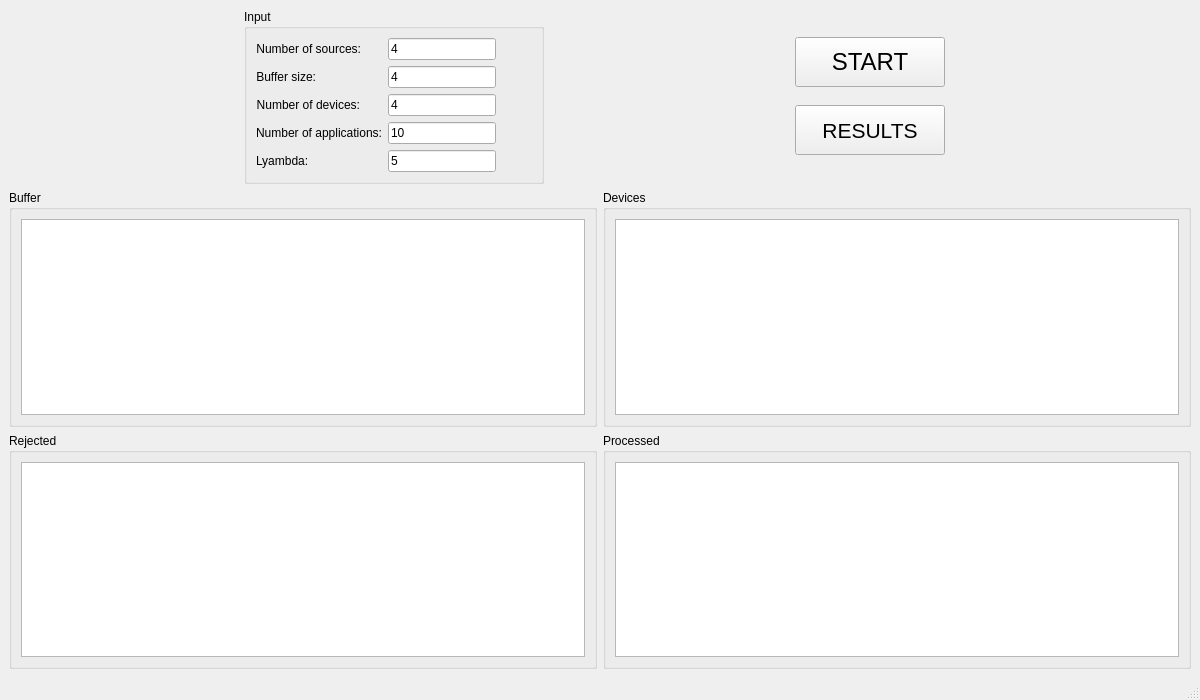
Qt form SMO_project/SMO/mainwindow.ui (d0ctr/SMO) before a commit.
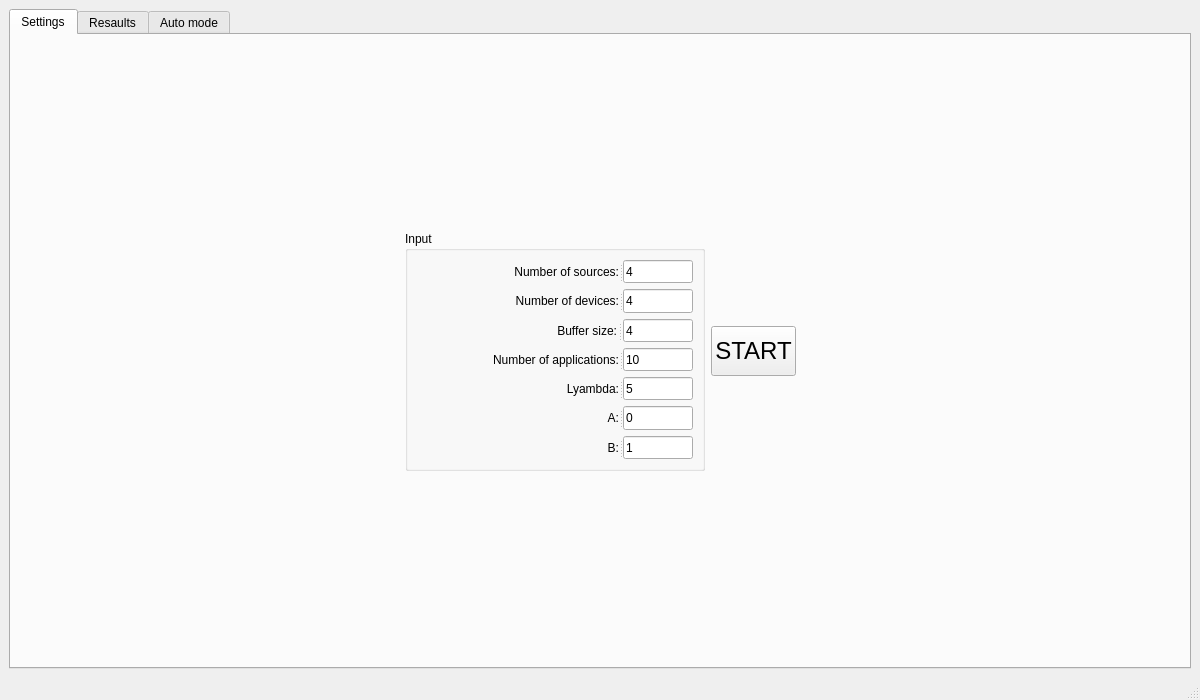
The same form after that commit. The open tabs and pages were chosen to show the change.

The edit to the form file:
```diff
--- a/SMO_project/SMO/mainwindow.ui
+++ b/SMO_project/SMO/mainwindow.ui
@@ -22,28 +22,51 @@
   <widget class="QWidget" name="centralwidget">
    <layout class="QGridLayout" name="gridLayout">
     <item row="0" column="0">
-     <layout class="QVBoxLayout" name="verticalLayout_2">
-      <item>
+     <widget class="QTabWidget" name="tabWidget">
+      <property name="currentIndex">
+       <number>1</number>
+      </property>
+      <property name="tabBarAutoHide">
+       <bool>false</bool>
+      </property>
+      <widget class="QWidget" name="tab">
+       <attribute name="title">
+        <string>Settings</string>
+       </attribute>
        <layout class="QHBoxLayout" name="horizontalLayout">
+        <item>
+         <spacer name="horizontalSpacer">
+          <property name="orientation">
+           <enum>Qt::Horizontal</enum>
+          </property>
+          <property name="sizeHint" stdset="0">
+           <size>
+            <width>40</width>
+            <height>20</height>
+           </size>
+          </property>
+         </spacer>
+        </item>
         <item>
          <widget class="QGroupBox" name="groupInputBox">
           <property name="maximumSize">
            <size>
             <width>300</width>
-            <height>180</height>
+            <height>240</height>
            </size>
           </property>
           <property name="title">
            <string>Input</string>
           </property>
-          <layout class="QFormLayout" name="formLayout">
-           <property name="fieldGrowthPolicy">
-            <enum>QFormLayout::FieldsStayAtSizeHint</enum>
+          <layout class="QVBoxLayout" name="verticalLayout">
+           <property name="leftMargin">
+            <number>11</number>
            </property>
-           <property name="rowWrapPolicy">
-            <enum>QFormLayout::DontWrapRows</enum>
-           </property>
-           <item row="0" column="0">
+           <item>
+            <widget class="QSplitter" name="splitter_4">
+             <property name="orientation">
+              <enum>Qt::Horizontal</enum>
+             </property>
             <widget class="QLabel" name="labelNumOfSources">
              <property name="text">
               <string>Number of sources:</string>
@@ -52,32 +75,27 @@
               <set>Qt::AlignRight|Qt::AlignTrailing|Qt::AlignVCenter</set>
              </property>
             </widget>
-           </item>
-           <item row="0" column="1">
             <widget class="QLineEdit" name="lineNumOfSources">
+              <property name="maximumSize">
+               <size>
+                <width>70</width>
+                <height>16777215</height>
+               </size>
+              </property>
              <property name="text">
               <string>4</string>
              </property>
             </widget>
-           </item>
-           <item row="1" column="0">
-            <widget class="QLabel" name="labelBufSize">
-             <property name="text">
-              <string>Buffer size:</string>
-             </property>
-             <property name="alignment">
-              <set>Qt::AlignRight|Qt::AlignTrailing|Qt::AlignVCenter</set>
-             </property>
             </widget>
            </item>
-           <item row="1" column="1">
-            <widget class="QLineEdit" name="lineBufSize">
-             <property name="text">
-              <string>4</string>
+           <item>
+            <widget class="QSplitter" name="splitter_2">
+             <property name="orientation">
+              <enum>Qt::Horizontal</enum>
              </property>
-            </widget>
-           </item>
-           <item row="2" column="0">
+             <property name="opaqueResize">
+              <bool>true</bool>
+             </property>
             <widget class="QLabel" name="labelNumOfDevices">
              <property name="text">
               <string>Number of devices:</string>
@@ -86,15 +104,53 @@
               <set>Qt::AlignRight|Qt::AlignTrailing|Qt::AlignVCenter</set>
              </property>
             </widget>
-           </item>
-           <item row="2" column="1">
             <widget class="QLineEdit" name="lineNumOfDevices">
+              <property name="maximumSize">
+               <size>
+                <width>70</width>
+                <height>16777215</height>
+               </size>
+              </property>
              <property name="text">
               <string>4</string>
              </property>
             </widget>
+            </widget>
            </item>
-           <item row="3" column="0">
+           <item>
+            <widget class="QSplitter" name="splitter_3">
+             <property name="orientation">
+              <enum>Qt::Horizontal</enum>
+             </property>
+             <property name="handleWidth">
+              <number>6</number>
+             </property>
+             <widget class="QLabel" name="labelBufSize">
+              <property name="text">
+               <string>Buffer size:</string>
+              </property>
+              <property name="alignment">
+               <set>Qt::AlignRight|Qt::AlignTrailing|Qt::AlignVCenter</set>
+              </property>
+             </widget>
+             <widget class="QLineEdit" name="lineBufSize">
+              <property name="maximumSize">
+               <size>
+                <width>70</width>
+                <height>16777215</height>
+               </size>
+              </property>
+              <property name="text">
+               <string>4</string>
+              </property>
+             </widget>
+            </widget>
+           </item>
+           <item>
+            <widget class="QSplitter" name="splitter">
+             <property name="orientation">
+              <enum>Qt::Horizontal</enum>
+             </property>
             <widget class="QLabel" name="labelNumOfApps">
              <property name="text">
               <string>Number of applications:</string>
@@ -103,56 +159,108 @@
               <set>Qt::AlignRight|Qt::AlignTrailing|Qt::AlignVCenter</set>
              </property>
             </widget>
-           </item>
-           <item row="3" column="1">
             <widget class="QLineEdit" name="lineNumOfApps">
+              <property name="maximumSize">
+               <size>
+                <width>70</width>
+                <height>16777215</height>
+               </size>
+              </property>
              <property name="text">
               <string>10</string>
              </property>
+              <property name="alignment">
+               <set>Qt::AlignLeading|Qt::AlignLeft|Qt::AlignVCenter</set>
+              </property>
+             </widget>
             </widget>
            </item>
-           <item row="4" column="0">
+           <item>
+            <widget class="QSplitter" name="splitter_5">
+             <property name="orientation">
+              <enum>Qt::Horizontal</enum>
+             </property>
             <widget class="QLabel" name="labelLyambda">
              <property name="text">
-              <string>Lyambda: </string>
-             </property>
-            </widget>
-           </item>
-           <item row="4" column="1">
+               <string>Lyambda:</string>
+              </property>
+              <property name="alignment">
+               <set>Qt::AlignRight|Qt::AlignTrailing|Qt::AlignVCenter</set>
+              </property>
+             </widget>
             <widget class="QLineEdit" name="lineLyambda">
+              <property name="maximumSize">
+               <size>
+                <width>70</width>
+                <height>16777215</height>
+               </size>
+              </property>
              <property name="text">
               <string>5</string>
              </property>
             </widget>
+            </widget>
+           </item>
+           <item>
+            <widget class="QSplitter" name="splitter_6">
+             <property name="orientation">
+              <enum>Qt::Horizontal</enum>
+             </property>
+             <widget class="QLabel" name="labelA">
+              <property name="text">
+               <string>A:</string>
+              </property>
+              <property name="alignment">
+               <set>Qt::AlignRight|Qt::AlignTrailing|Qt::AlignVCenter</set>
+              </property>
+             </widget>
+             <widget class="QLineEdit" name="lineA">
+              <property name="maximumSize">
+               <size>
+                <width>70</width>
+                <height>16777215</height>
+               </size>
+              </property>
+              <property name="text">
+               <string>0</string>
+              </property>
+             </widget>
+            </widget>
+           </item>
+           <item>
+            <widget class="QSplitter" name="splitter_7">
+             <property name="orientation">
+              <enum>Qt::Horizontal</enum>
+             </property>
+             <widget class="QLabel" name="labelB">
+              <property name="text">
+               <string>B:</string>
+              </property>
+              <property name="alignment">
+               <set>Qt::AlignRight|Qt::AlignTrailing|Qt::AlignVCenter</set>
+              </property>
+             </widget>
+             <widget class="QLineEdit" name="lineB">
+              <property name="maximumSize">
+               <size>
+                <width>70</width>
+                <height>16777215</height>
+               </size>
+              </property>
+              <property name="text">
+               <string>1</string>
+              </property>
+             </widget>
+            </widget>
            </item>
           </layout>
          </widget>
         </item>
-        <item>
-         <layout class="QVBoxLayout" name="verticalLayout">
-          <property name="spacing">
-           <number>0</number>
-          </property>
-          <property name="sizeConstraint">
-           <enum>QLayout::SetFixedSize</enum>
-          </property>
-          <property name="leftMargin">
-           <number>10</number>
-          </property>
-          <property name="topMargin">
-           <number>10</number>
-          </property>
-          <property name="rightMargin">
-           <number>10</number>
-          </property>
-          <property name="bottomMargin">
-           <number>10</number>
-          </property>
           <item>
            <widget class="QPushButton" name="buttonStart">
             <property name="maximumSize">
              <size>
-              <width>150</width>
+            <width>300</width>
               <height>50</height>
              </size>
             </property>
@@ -170,87 +278,72 @@
            </widget>
           </item>
           <item>
-           <widget class="QPushButton" name="buttonResults">
+         <spacer name="horizontalSpacer_2">
+          <property name="orientation">
+           <enum>Qt::Horizontal</enum>
+          </property>
+          <property name="sizeHint" stdset="0">
+           <size>
+            <width>40</width>
+            <height>20</height>
+           </size>
+          </property>
+         </spacer>
+        </item>
+       </layout>
+      </widget>
+      <widget class="QWidget" name="tab_2">
+       <attribute name="title">
+        <string>Resaults</string>
+       </attribute>
+       <layout class="QGridLayout" name="gridLayout_2">
+        <item row="1" column="0">
+         <widget class="QTableWidget" name="tableDevicesStats">
             <property name="maximumSize">
              <size>
-              <width>150</width>
-              <height>50</height>
-             </size>
-            </property>
-            <property name="font">
-             <font>
-              <pointsize>16</pointsize>
-             </font>
-            </property>
-            <property name="text">
-             <string>RESULTS</string>
-            </property>
-           </widget>
-          </item>
-         </layout>
-        </item>
-       </layout>
-      </item>
-      <item>
-       <layout class="QHBoxLayout" name="horizontalLayout_2">
-        <item>
-         <widget class="QGroupBox" name="bufferBox">
-          <property name="autoFillBackground">
+            <width>300</width>
+            <height>16777215</height>
+           </size>
+          </property>
+          <attribute name="horizontalHeaderShowSortIndicator" stdset="0">
            <bool>false</bool>
-          </property>
-          <property name="title">
-           <string>Buffer</string>
-          </property>
-          <layout class="QVBoxLayout" name="verticalLayout_3">
-           <item>
-            <widget class="QTableWidget" name="bufferTable"/>
-           </item>
-          </layout>
+          </attribute>
+          <attribute name="horizontalHeaderStretchLastSection">
+           <bool>true</bool>
+          </attribute>
          </widget>
         </item>
-        <item>
-         <widget class="QGroupBox" name="deviceBox">
-          <property name="title">
-           <string>Devices</string>
+        <item row="1" column="1">
+         <spacer name="horizontalSpacer_3">
+          <property name="orientation">
+           <enum>Qt::Horizontal</enum>
           </property>
-          <layout class="QVBoxLayout" name="verticalLayout_4">
-           <item>
-            <widget class="QTableWidget" name="deviceTable"/>
-           </item>
-          </layout>
-         </widget>
-        </item>
-       </layout>
-      </item>
-      <item>
-       <layout class="QHBoxLayout" name="horizontalLayout_3">
-        <item>
-         <widget class="QGroupBox" name="processedBox">
-          <property name="title">
-           <string>Rejected</string>
+          <property name="sizeHint" stdset="0">
+           <size>
+            <width>568</width>
+            <height>20</height>
+           </size>
           </property>
-          <layout class="QVBoxLayout" name="verticalLayout_5">
-           <item>
-            <widget class="QTableWidget" name="rejectedTable"/>
-           </item>
-          </layout>
+         </spacer>
+        </item>
+        <item row="0" column="0" colspan="2">
+         <widget class="QTableWidget" name="tableSourcesStats">
+          <attribute name="horizontalHeaderCascadingSectionResizes">
+           <bool>true</bool>
+          </attribute>
+          <attribute name="horizontalHeaderStretchLastSection">
+           <bool>true</bool>
+          </attribute>
          </widget>
         </item>
-        <item>
-         <widget class="QGroupBox" name="rejectedBox">
-          <property name="title">
-           <string>Processed</string>
-          </property>
-          <layout class="QVBoxLayout" name="verticalLayout_6">
-           <item>
-            <widget class="QTableWidget" name="processedTable"/>
-           </item>
-          </layout>
-         </widget>
-        </item>
-       </layout>
-      </item>
-     </layout>
+       </layout>
+      </widget>
+      <widget class="QWidget" name="tab_3">
+       <attribute name="title">
+        <string>Auto mode</string>
+       </attribute>
+      </widget>
+     </widget>
     </item>
    </layout>
   </widget>
```
Lines whose indentation alone changed are shown as unchanged.
